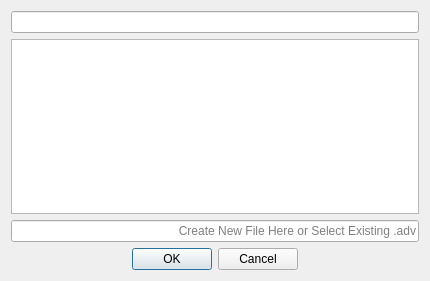
Above: AdVersion_gui/advfolderchooser.ui from zcobell/AdVersion before the change. Below: the same form after it.
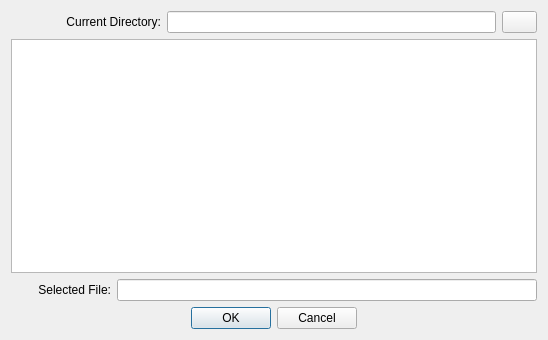
That is the form after the change.

Commit message: Adding 'up' button to file chooser

```diff
--- a/AdVersion_gui/advfolderchooser.ui
+++ b/AdVersion_gui/advfolderchooser.ui
@@ -6,8 +6,8 @@
    <rect>
     <x>0</x>
     <y>0</y>
-    <width>430</width>
-    <height>281</height>
+    <width>548</width>
+    <height>340</height>
    </rect>
   </property>
   <property name="windowTitle">
@@ -15,6 +15,30 @@
   </property>
   <layout class="QVBoxLayout" name="verticalLayout">
    <item>
+    <layout class="QHBoxLayout" name="horizontalLayout_2">
+     <item>
+      <widget class="QLabel" name="label_currentFolder">
+       <property name="minimumSize">
+        <size>
+         <width>150</width>
+         <height>0</height>
+        </size>
+       </property>
+       <property name="maximumSize">
+        <size>
+         <width>150</width>
+         <height>16777215</height>
+        </size>
+       </property>
+       <property name="text">
+        <string>Current Directory:</string>
+       </property>
+       <property name="alignment">
+        <set>Qt::AlignRight|Qt::AlignTrailing|Qt::AlignVCenter</set>
+       </property>
+      </widget>
+     </item>
+     <item>
     <widget class="QLineEdit" name="text_currentPath">
      <property name="readOnly">
       <bool>true</bool>
@@ -22,9 +46,54 @@
     </widget>
    </item>
    <item>
+      <widget class="QPushButton" name="button_upDirectory">
+       <property name="minimumSize">
+        <size>
+         <width>35</width>
+         <height>0</height>
+        </size>
+       </property>
+       <property name="maximumSize">
+        <size>
+         <width>35</width>
+         <height>16777215</height>
+        </size>
+       </property>
+       <property name="text">
+        <string/>
+       </property>
+      </widget>
+     </item>
+    </layout>
+   </item>
+   <item>
     <widget class="QListView" name="listview_advfile"/>
    </item>
    <item>
+    <layout class="QHBoxLayout" name="horizontalLayout">
+     <item>
+      <widget class="QLabel" name="label_selectedFile">
+       <property name="minimumSize">
+        <size>
+         <width>100</width>
+         <height>0</height>
+        </size>
+       </property>
+       <property name="maximumSize">
+        <size>
+         <width>100</width>
+         <height>16777215</height>
+        </size>
+       </property>
+       <property name="text">
+        <string>Selected File:</string>
+       </property>
+       <property name="alignment">
+        <set>Qt::AlignRight|Qt::AlignTrailing|Qt::AlignVCenter</set>
+       </property>
+      </widget>
+     </item>
+     <item>
     <widget class="QLineEdit" name="text_newFile">
      <property name="alignment">
       <set>Qt::AlignRight|Qt::AlignTrailing|Qt::AlignVCenter</set>
@@ -33,9 +102,11 @@
       <bool>false</bool>
      </property>
      <property name="placeholderText">
-      <string>Create New File Here or Select Existing .adv</string>
-     </property>
-    </widget>
+        <string/>
+       </property>
+      </widget>
+     </item>
+    </layout>
    </item>
    <item>
     <widget class="QDialogButtonBox" name="buttonBox">
```
Lines whose indentation alone changed are shown as unchanged. The commit also changes 4 other files.
